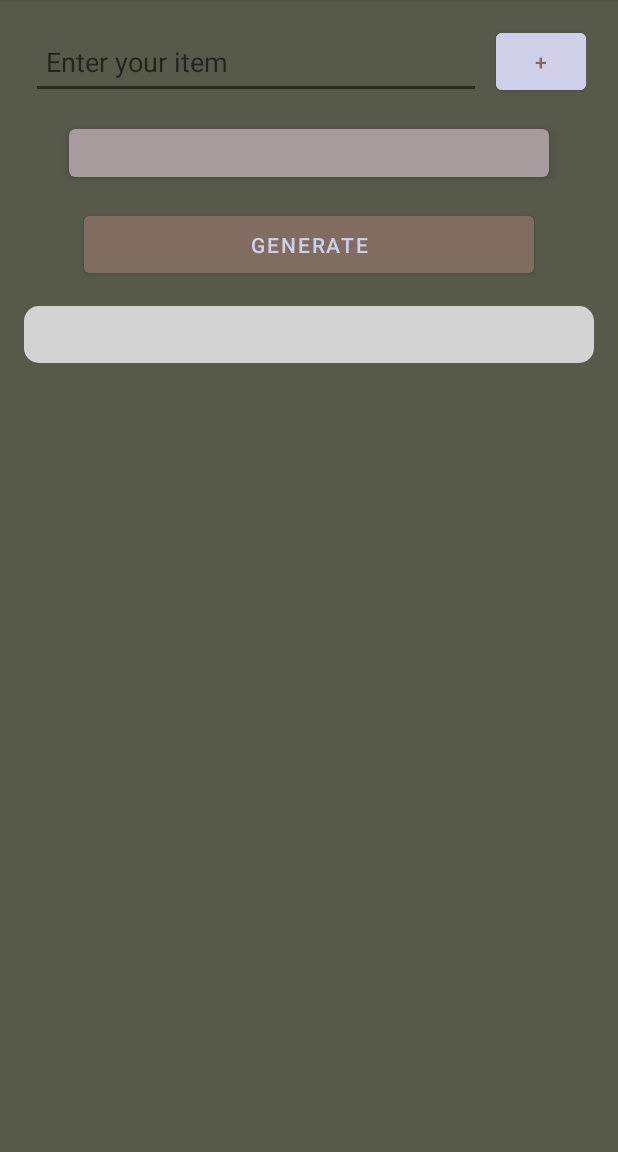
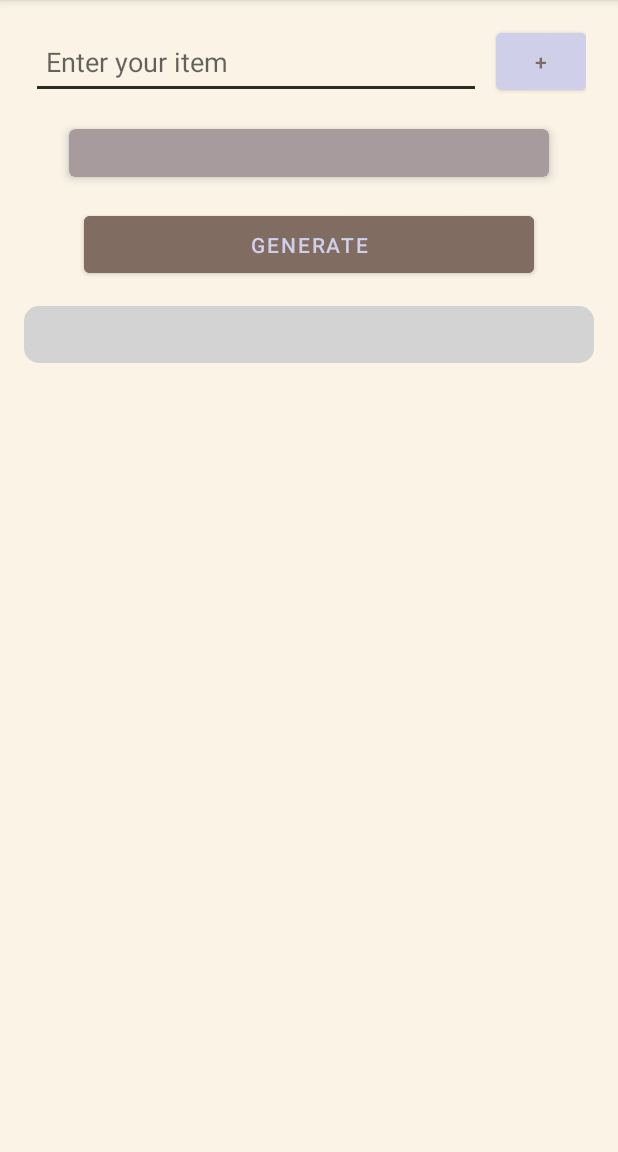
Before and after one commit to Aadhithr/Intelli-Pro, an Android app: the screen it shows after launch (MainActivity), on a phone screen of 412 x 824 dp, the part 84-1236 px from its top. Run offline under Robolectric (Android 15) with nearby library versions, the phone set to English and light mode, and no system bars; libraries missing offline, so code that uses them is left out: org.java_websocket.client, org.java_websocket.handshake.

Commit message:
Changed background color to #FAF3E6

```diff
--- a/app/src/main/res/layout/activity_main.xml
+++ b/app/src/main/res/layout/activity_main.xml
@@ -4,7 +4,7 @@
     xmlns:tools="http://schemas.android.com/tools"
     android:layout_width="match_parent"
     android:layout_height="match_parent"
-    android:background="#575A4B"
+    android:background="#FAF3E6"
     tools:context="com.example.intellipro.MainActivity">
 
     <LinearLayout
--- a/app/src/main/res/values/colors.xml
+++ b/app/src/main/res/values/colors.xml
@@ -5,6 +5,7 @@
     <color name="purple_700">#FF3700B3</color>
     <color name="teal_200">#FF03DAC5</color>
     <color name="teal_700">#FF018786</color>
+    <color name="buttonColor">#816C61</color>
     <color name="black">#FF000000</color>
     <color name="white">#FFFFFFFF</color>
 </resources>
```
